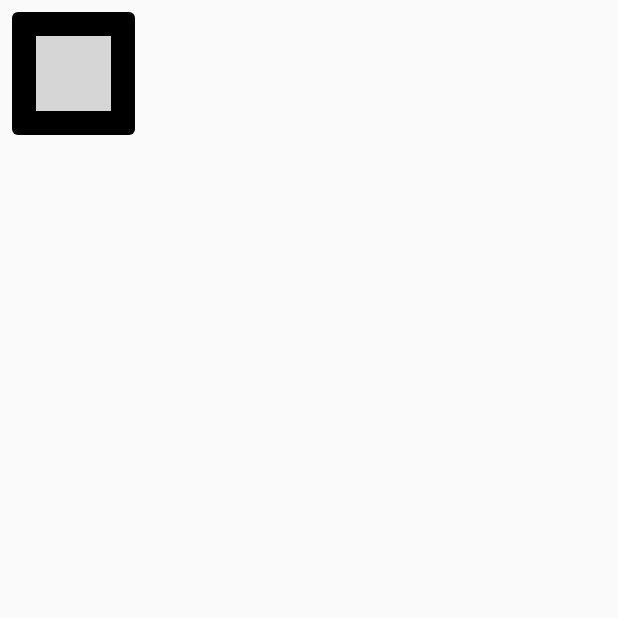
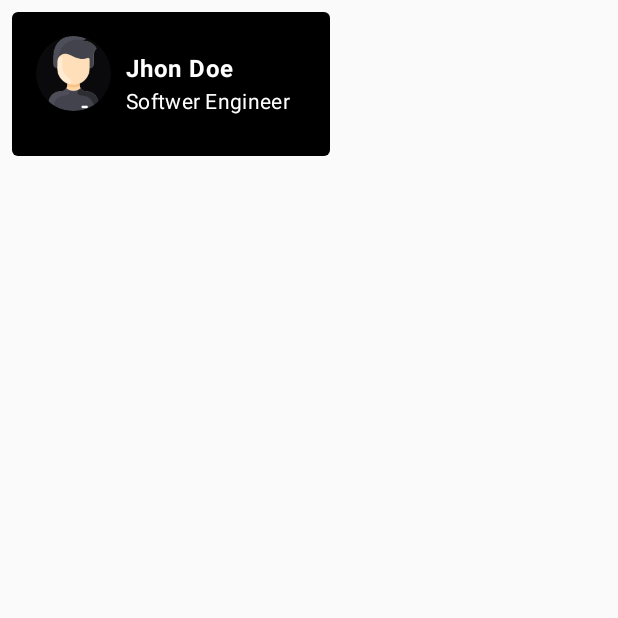
Before and after one commit to nourasaad123/nourasaad-LoginApp, an Android app built with Jetpack Compose: the ScrollActivity screen opened directly, with no data from a screen before it, on a phone screen of 412 x 824 dp, the top half of it. Run offline under Robolectric (Android 15) with nearby library versions, the phone set to English and light mode, and no system bars; grey boxes are pictures that could not be loaded.

Commit message:
second commit

```diff
--- /dev/null
+++ b/app/src/main/java/com/example/mylogininscreen/Profile.kt
@@ -0,0 +1,5 @@
+package com.example.mylogininscreen
+
+ data class Profile {
+
+}
--- a/app/src/main/java/com/example/mylogininscreen/ScrollActivity.kt
+++ b/app/src/main/java/com/example/mylogininscreen/ScrollActivity.kt
@@ -18,12 +18,16 @@ import androidx.compose.material3.MaterialTheme
 import androidx.compose.material3.Surface
 import androidx.compose.material3.Text
 import androidx.compose.runtime.Composable
+import androidx.compose.ui.Alignment
 import androidx.compose.ui.Modifier
 import androidx.compose.ui.draw.clip
 import androidx.compose.ui.graphics.Color
+import androidx.compose.ui.res.painterResource
 import androidx.compose.ui.semantics.Role.Companion.Image
+import androidx.compose.ui.text.font.FontWeight
 import androidx.compose.ui.tooling.preview.Preview
 import androidx.compose.ui.unit.dp
+import com.example.mylogininscreen.R.drawable
 import com.example.mylogininscreen.ui.theme.MyLoginInScreenTheme
 
 class ScrollActivity : ComponentActivity() {
@@ -53,8 +57,15 @@ Surface(modifier = Modifier.size(50.dp),
 shape= CircleShape,
 color=MaterialTheme.colorScheme.onSurface.copy(alpha=0.4f)
 ) {
-Image(painter =R.drawable.man, contentDescription ="" )
+Image(painter = painterResource(id = R.drawable.man), contentDescription = null)
 }
+    Column(modifier= Modifier
+        .padding(10.dp)
+        .align(Alignment.CenterVertically)){
+Text(text = "Jhon Doe", fontWeight = FontWeight.Bold,color=Color.White)
+        Text(text="Sof" +
+                "twer Engineer",style=MaterialTheme.typography.bodyMedium,color=Color.White)
+    }
 }
 
 
--- /dev/null
+++ b/app/src/main/res/drawable/baseline_person_24.xml
@@ -0,0 +1,5 @@
+<vector android:height="24dp" android:tint="#2C606F"
+    android:viewportHeight="24" android:viewportWidth="24"
+    android:width="24dp" xmlns:android="http://schemas.android.com/apk/res/android">
+    <path android:fillColor="@android:color/white" android:pathData="M12,12c2.21,0 4,-1.79 4,-4s-1.79,-4 -4,-4 -4,1.79 -4,4 1.79,4 4,4zM12,14c-2.67,0 -8,1.34 -8,4v2h16v-2c0,-2.66 -5.33,-4 -8,-4z"/>
+</vector>
```
